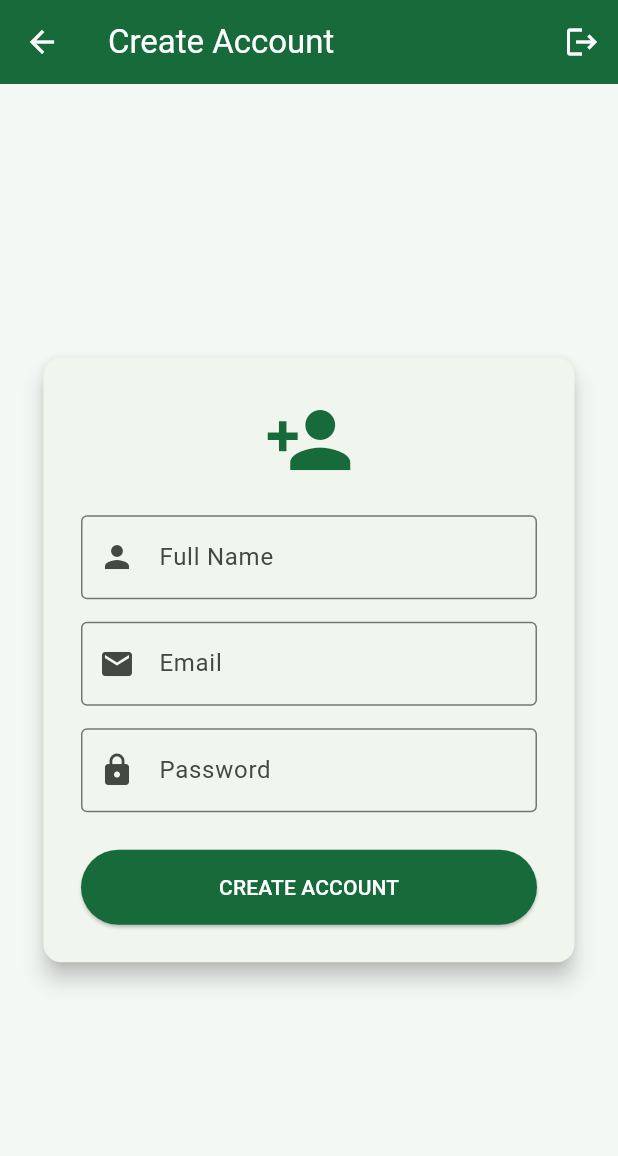
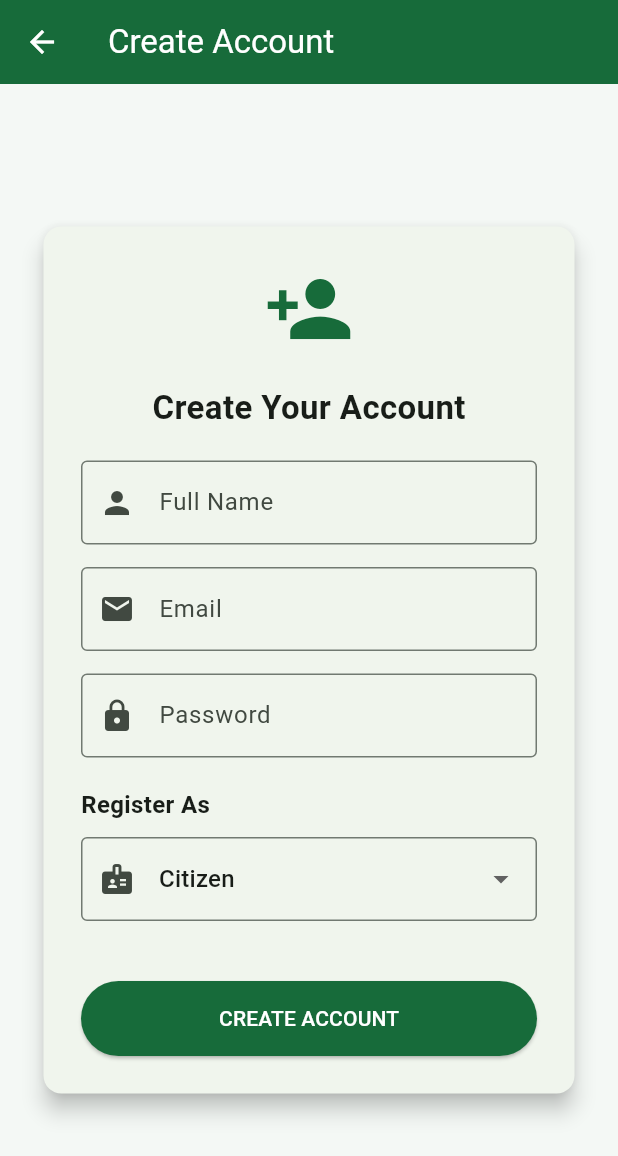
Before and after one commit to rishitha-152006/puramitra-plus, a Flutter app: the RegisterPage screen opened directly, on a phone screen of 412 x 824 dp. Shown: the top 1156 px of the screen. Run offline on Flutter 3.47's test engine with Material 3 defaults, Android fonts, the phone set to English and light mode, and no system bars; our stand-ins replace geolocator, image_picker.

Commit message:
Update main.dart

```diff
--- a/lib/main.dart
+++ b/lib/main.dart
@@ -289,7 +289,6 @@ class _LoginPageState extends State<LoginPage> {
 // ======================================================
 // REGISTER PAGE
 // ======================================================
-
 class RegisterPage extends StatefulWidget {
   const RegisterPage({super.key});
 
@@ -304,15 +303,15 @@ class _RegisterPageState extends State<RegisterPage> {
 
   bool loading = false;
 
+  String selectedRole = 'citizen';
+
   Future<void> register() async {
-    // Remove keyboard focus first
     FocusScope.of(context).unfocus();
 
     final name = nameController.text.trim();
     final email = emailController.text.trim();
     final password = passwordController.text.trim();
 
-    // Check fields
     if (name.isEmpty) {
       showMessage('Please enter your full name');
       return;
@@ -342,6 +341,7 @@ class _RegisterPageState extends State<RegisterPage> {
           'name': name,
           'email': email,
           'password': password,
+          'role': selectedRole,
         }),
       );
 
@@ -351,10 +351,14 @@ class _RegisterPageState extends State<RegisterPage> {
       final data = jsonDecode(response.body);
 
       if (response.statusCode == 201) {
-        showMessage('Account created successfully');
+        showMessage(
+          selectedRole == 'worker'
+              ? 'Worker account created. Waiting for admin approval.'
+              : 'Citizen account created successfully.',
+        );
 
         await Future.delayed(
-          const Duration(seconds: 1),
+          const Duration(seconds: 2),
         );
 
         if (!mounted) return;
@@ -368,9 +372,7 @@ class _RegisterPageState extends State<RegisterPage> {
     } catch (e) {
       print('REGISTER ERROR: $e');
 
-      showMessage(
-        'Cannot connect to backend',
-      );
+      showMessage('Cannot connect to backend');
     }
 
     if (mounted) {
@@ -400,26 +402,9 @@ class _RegisterPageState extends State<RegisterPage> {
   Widget build(BuildContext context) {
     return Scaffold(
       appBar: AppBar(
-        title: const Text(
-          'Create Account',
-        ),
+        title: const Text('Create Account'),
         backgroundColor: const Color(0xFF176B3A),
         foregroundColor: Colors.white,
-        actions: [
-          IconButton(
-            icon: const Icon(Icons.logout),
-            tooltip: 'Logout',
-            onPressed: () {
-              Navigator.pushAndRemoveUntil(
-                context,
-                MaterialPageRoute(
-                  builder: (_) => const LoginPage(),
-                ),
-                (route) => false,
-              );
-            },
-          ),
-        ],
       ),
 
       body: Center(
@@ -447,19 +432,18 @@ class _RegisterPageState extends State<RegisterPage> {
 
                     const SizedBox(height: 20),
 
+                    const Text(
+                      'Create Your Account',
+                      style: TextStyle(
+                        fontSize: 22,
+                        fontWeight: FontWeight.bold,
+                      ),
+                    ),
+
+                    const SizedBox(height: 20),
+
                     TextField(
                       controller: nameController,
-
-                      onChanged: (value) {
-                        nameController.value =
-                            nameController.value.copyWith(
-                          text: value,
-                          selection: TextSelection.collapsed(
-                            offset: value.length,
-                          ),
-                        );
-                      },
-
                       decoration: const InputDecoration(
                         labelText: 'Full Name',
                         prefixIcon: Icon(Icons.person),
@@ -471,19 +455,7 @@ class _RegisterPageState extends State<RegisterPage> {
 
                     TextField(
                       controller: emailController,
-
-                      onChanged: (value) {
-                        emailController.value =
-                            emailController.value.copyWith(
-                          text: value,
-                          selection: TextSelection.collapsed(
-                            offset: value.length,
-                          ),
-                        );
-                      },
-
                       keyboardType: TextInputType.emailAddress,
-
                       decoration: const InputDecoration(
                         labelText: 'Email',
                         prefixIcon: Icon(Icons.email),
@@ -495,19 +467,7 @@ class _RegisterPageState extends State<RegisterPage> {
 
                     TextField(
                       controller: passwordController,
-
                       obscureText: true,
-
-                      onChanged: (value) {
-                        passwordController.value =
-                            passwordController.value.copyWith(
-                          text: value,
-                          selection: TextSelection.collapsed(
-                            offset: value.length,
-                          ),
-                        );
-                      },
-
                       decoration: const InputDecoration(
                         labelText: 'Password',
                         prefixIcon: Icon(Icons.lock),
@@ -515,6 +475,65 @@ class _RegisterPageState extends State<RegisterPage> {
                       ),
                     ),
 
+                    const SizedBox(height: 20),
+
+                    // ROLE SELECTION
+
+                    const Align(
+                      alignment: Alignment.centerLeft,
+                      child: Text(
+                        'Register As',
+                        style: TextStyle(
+                          fontWeight: FontWeight.bold,
+                          fontSize: 16,
+                        ),
+                      ),
+                    ),
+
+                    const SizedBox(height: 10),
+
+                    DropdownButtonFormField<String>(
+                      value: selectedRole,
+
+                      decoration: const InputDecoration(
+                        prefixIcon: Icon(Icons.badge),
+                        border: OutlineInputBorder(),
+                      ),
+
+                      items: const [
+                        DropdownMenuItem(
+                          value: 'citizen',
+                          child: Text('Citizen'),
+                        ),
+
+                        DropdownMenuItem(
+                          value: 'worker',
+                          child: Text('Worker'),
+                        ),
+                      ],
+
+                      onChanged: loading
+                          ? null
+                          : (value) {
+                              if (value != null) {
+                                setState(() {
+                                  selectedRole = value;
+                                });
+                              }
+                            },
+                    ),
+
+                    const SizedBox(height: 15),
+
+                    if (selectedRole == 'worker')
+                      const Text(
+                        'Worker accounts require admin approval before login.',
+                        style: TextStyle(
+                          color: Colors.orange,
+                          fontSize: 13,
+                        ),
+                      ),
+
                     const SizedBox(height: 25),
 
                     SizedBox(
@@ -525,8 +544,7 @@ class _RegisterPageState extends State<RegisterPage> {
                         onPressed: loading ? null : register,
 
                         style: ElevatedButton.styleFrom(
-                          backgroundColor:
-                              const Color(0xFF176B3A),
+                          backgroundColor: const Color(0xFF176B3A),
                           foregroundColor: Colors.white,
                         ),
 
@@ -534,9 +552,7 @@ class _RegisterPageState extends State<RegisterPage> {
                             ? const CircularProgressIndicator(
                                 color: Colors.white,
                               )
-                            : const Text(
-                                'CREATE ACCOUNT',
-                              ),
+                            : const Text('CREATE ACCOUNT'),
                       ),
                     ),
                   ],
```
